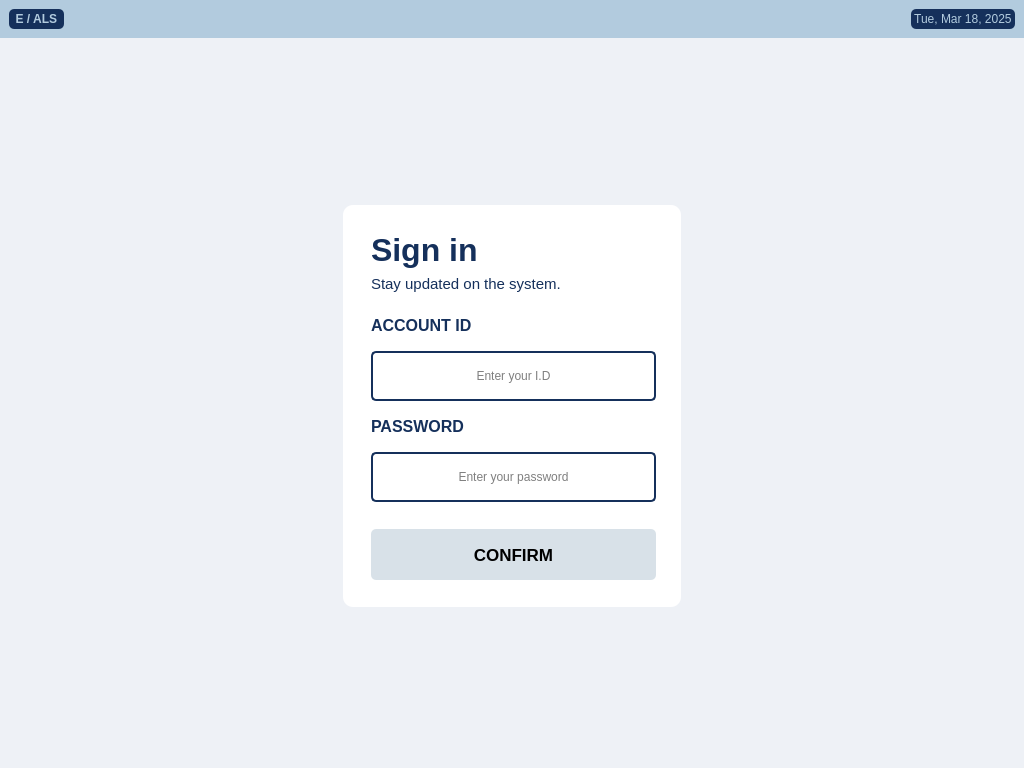
Old version of the form EALS UI/v0.2/home.ui in the repository maeven-tapa/cpet8_group8_workspace.
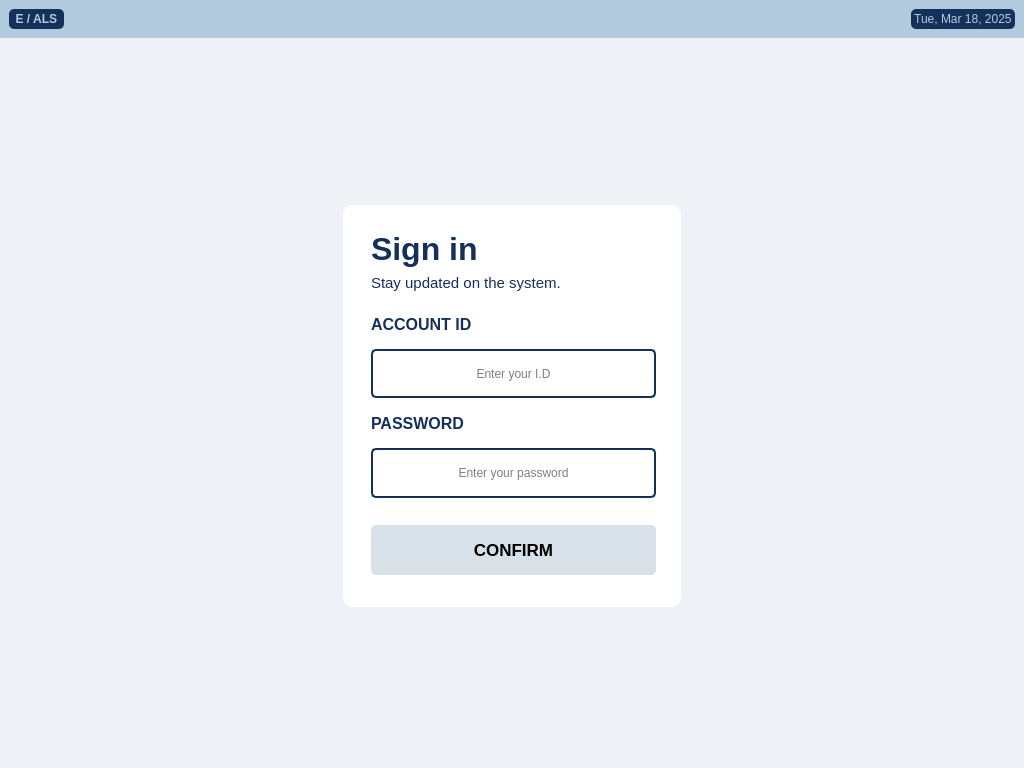
New version of the form. Icons and pictures are not drawn.

Patch:
```diff
--- a/EALS UI/v0.2/home.ui
+++ b/EALS UI/v0.2/home.ui
@@ -79,6 +79,9 @@
        <property name="rightMargin">
         <number>15</number>
        </property>
+       <property name="bottomMargin">
+        <number>14</number>
+       </property>
        <item row="0" column="0">
         <layout class="QGridLayout" name="gridLayout" rowstretch="0,2,0,1,2,2,0,0,2,2,0,2">
          <property name="leftMargin">
```
Left out of the diff: 6 changed lines with no effect on the pictures.
